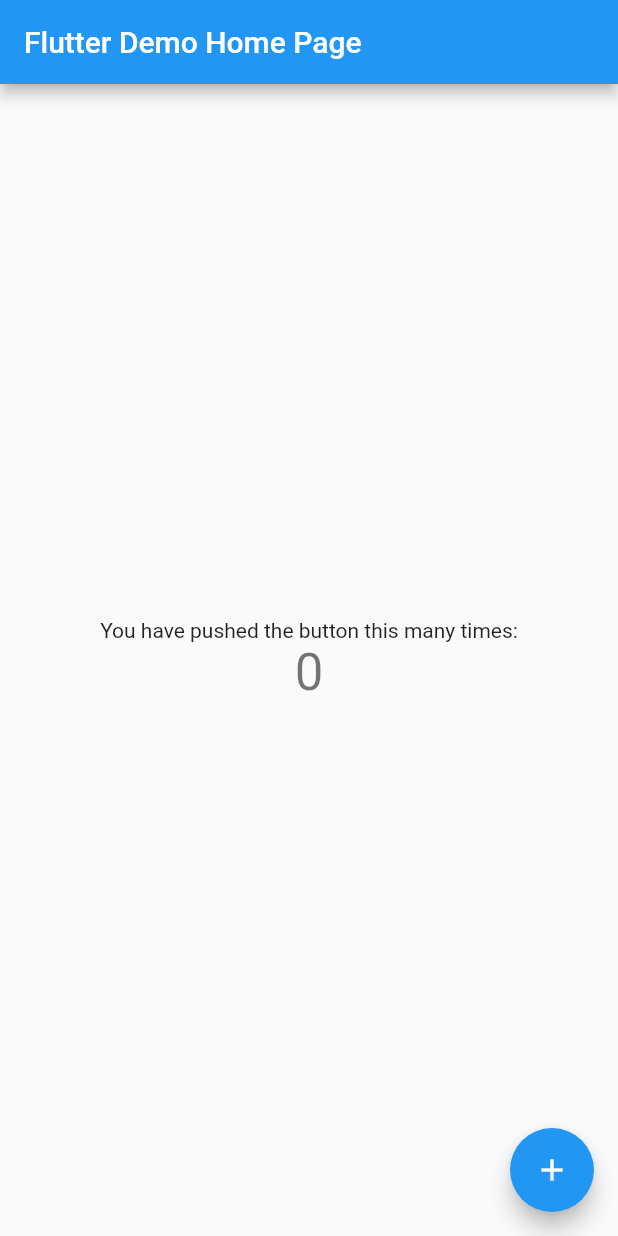
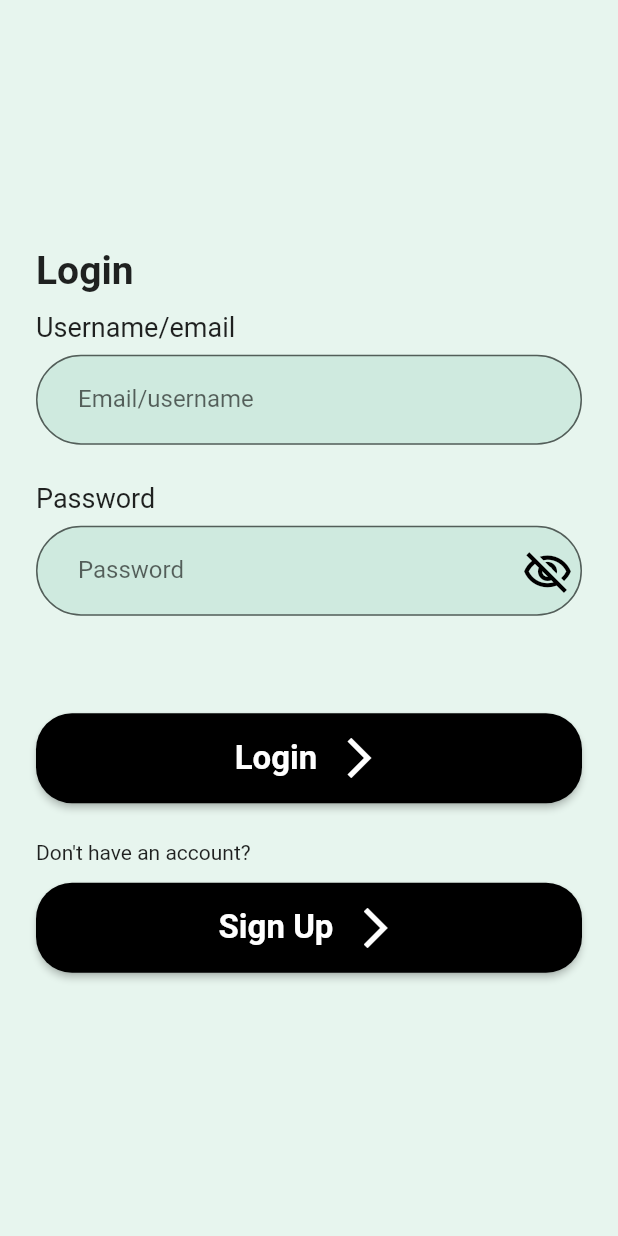
Before and after one commit to gdsc-uba/gdsc_mobile_frontend, a Flutter app: the screen it shows after launch, on a phone screen of 412 x 824 dp. Run offline on Flutter 3.47's test engine with Material 2 defaults, Android fonts, the phone set to English and light mode, and no system bars.

Commit message:
done login ui

```diff
--- a/lib/main.dart
+++ b/lib/main.dart
@@ -1,4 +1,6 @@
 import 'package:flutter/material.dart';
+import 'package:gdsc_app/utils/routes.dart';
+import 'package:gdsc_app/views/auth/login.dart';
 
 void main() {
   runApp(const MyApp());
@@ -24,7 +26,9 @@
         // is not restarted.
         primarySwatch: Colors.blue,
       ),
-      home: const MyHomePage(title: 'Flutter Demo Home Page'),
+      initialRoute: LoginScreen.loginScreenId,
+      routes: customRoutes,
+      debugShowCheckedModeBanner: false,
     );
   }
 }
--- /dev/null
+++ b/lib/utils/constants.dart
@@ -0,0 +1,18 @@
+import 'package:flutter/material.dart';
+
+var kH2TextStyle = const TextStyle(
+  fontSize: 26.0,
+  fontWeight: FontWeight.w600,
+);
+var kH3TextStyle = const TextStyle(
+  fontSize: 22.0,
+  fontWeight: FontWeight.w600,
+);
+var kH4TextStyle = const TextStyle(
+  fontSize: 18.0,
+  fontWeight: FontWeight.normal,
+  color: Colors.black87,
+);
+
+const kBackgroundColor = Color(0xFFE7F5EE);
+const kTextFieldFilledColor = Color(0xFFCFEADF);
--- /dev/null
+++ b/lib/utils/routes.dart
@@ -0,0 +1,7 @@
+import 'package:flutter/material.dart';
+
+import '../views/auth/login.dart';
+
+final customRoutes = <String, WidgetBuilder>{
+  LoginScreen.loginScreenId: (context) => const LoginScreen(),
+};
--- /dev/null
+++ b/lib/views/auth/login.dart
@@ -0,0 +1,70 @@
+import 'package:flutter/material.dart';
+
+import '../../utils/constants.dart';
+import '../../widgets/auth_buttons.dart';
+import '../../widgets/auth_formfields.dart';
+
+class LoginScreen extends StatefulWidget {
+  static const loginScreenId = "/login_screen";
+  const LoginScreen({super.key});
+
+  @override
+  State<LoginScreen> createState() => _LoginScreenState();
+}
+
+class _LoginScreenState extends State<LoginScreen> {
+  @override
+  Widget build(BuildContext context) {
+    Size size = MediaQuery.of(context).size;
+    return Scaffold(
+      backgroundColor: kBackgroundColor,
+      body: SafeArea(
+        child: Column(
+          children: [
+            Expanded(
+              child: Center(
+                child: SingleChildScrollView(
+                  padding: const EdgeInsets.all(24.0),
+                  child: Column(
+                    crossAxisAlignment: CrossAxisAlignment.start,
+                    children: [
+                      Text("Login", style: kH2TextStyle),
+                      const SizedBox(height: 12.0),
+                      AuthTextField(
+                        size: size,
+                        title: "Username/email",
+                        hintText: "Email/username",
+                      ),
+                      const SizedBox(height: 25.0),
+                      AuthTextField(
+                        size: size,
+                        title: "Password",
+                        hintText: "Password",
+                        isPasswordField: true,
+                      ),
+                      const SizedBox(height: 65.0),
+                      AuthButtons(
+                        size: size,
+                        buttonTitle: 'Login',
+                        onPressed: () {},
+                      ),
+                      const SizedBox(height: 25.0),
+                      const Text("Don't have an account?"),
+                      const SizedBox(height: 12.0),
+                      AuthButtons(
+                        size: size,
+                        buttonTitle: 'Sign Up',
+                        onPressed: () {},
+                      ),
+                    ],
+                  ),
+                ),
+              ),
+            ),
+            const SizedBox(height: 10.0),
+          ],
+        ),
+      ),
+    );
+  }
+}
--- /dev/null
+++ b/lib/widgets/auth_buttons.dart
@@ -0,0 +1,44 @@
+import 'package:flutter/material.dart';
+
+import '../utils/constants.dart';
+
+class AuthButtons extends StatelessWidget {
+  const AuthButtons({
+    Key? key,
+    required this.size,
+    required this.buttonTitle,
+    required this.onPressed,
+  }) : super(key: key);
+
+  final Size size;
+  final String buttonTitle;
+  final Function() onPressed;
+
+  @override
+  Widget build(BuildContext context) {
+    return ElevatedButton(
+      onPressed: onPressed,
+      style: ElevatedButton.styleFrom(
+        fixedSize: Size(size.width, 60.0),
+        shape: const RoundedRectangleBorder(
+          borderRadius: BorderRadius.all(
+            Radius.circular(24.0),
+          ),
+        ),
+        backgroundColor: Colors.black,
+        foregroundColor: Colors.white,
+      ),
+      child: Row(
+        mainAxisAlignment: MainAxisAlignment.center,
+        children: [
+          Text(
+            buttonTitle,
+            style: kH3TextStyle,
+          ),
+          const SizedBox(width: 12.0),
+          const Icon(Icons.arrow_forward_ios_outlined, size: 32.0),
+        ],
+      ),
+    );
+  }
+}
--- /dev/null
+++ b/lib/widgets/auth_formfields.dart
@@ -0,0 +1,77 @@
+import 'package:flutter/material.dart';
+
+import '../utils/constants.dart';
+
+class AuthTextField extends StatefulWidget {
+  const AuthTextField({
+    Key? key,
+    required this.size,
+    required this.title,
+    required this.hintText,
+    this.isPasswordField = false,
+  }) : super(key: key);
+
+  final Size size;
+  final String title, hintText;
+  final bool isPasswordField;
+
+  @override
+  State<AuthTextField> createState() => _AuthTextFieldState();
+}
+
+class _AuthTextFieldState extends State<AuthTextField> {
+  bool obscureText = true;
+  @override
+  Widget build(BuildContext context) {
+    return SizedBox(
+      child: Column(
+        crossAxisAlignment: CrossAxisAlignment.start,
+        children: [
+          Text(widget.title, style: kH4TextStyle),
+          const SizedBox(height: 8.0),
+          SizedBox(
+            height: 60.0,
+            width: widget.size.width,
+            child: TextFormField(
+              cursorColor: Colors.green,
+              obscureText: widget.isPasswordField ? obscureText : false,
+              decoration: InputDecoration(
+                filled: true,
+                fillColor: kTextFieldFilledColor,
+                contentPadding: const EdgeInsets.symmetric(
+                    horizontal: 28.0, vertical: 22.0),
+                border: const OutlineInputBorder(
+                  borderRadius: BorderRadius.all(
+                    Radius.circular(32.0),
+                  ),
+                ),
+                focusedBorder: const OutlineInputBorder(
+                  borderSide: BorderSide(color: Colors.green),
+                  borderRadius: BorderRadius.all(
+                    Radius.circular(32.0),
+                  ),
+                ),
+                hintText: widget.hintText,
+                suffixIconColor: Colors.green,
+                suffixIcon: !widget.isPasswordField
+                    ? null
+                    : IconButton(
+                        onPressed: () {
+                          setState(() {
+                            obscureText = !obscureText;
+                          });
+                        },
+                        icon: const Icon(
+                          Icons.visibility_off_outlined,
+                          size: 34.0,
+                          color: Colors.black,
+                        ),
+                      ),
+              ),
+            ),
+          ),
+        ],
+      ),
+    );
+  }
+}
```
Also changed, not shown: lib/views/auth/signup.dart (added), 1 other file.
